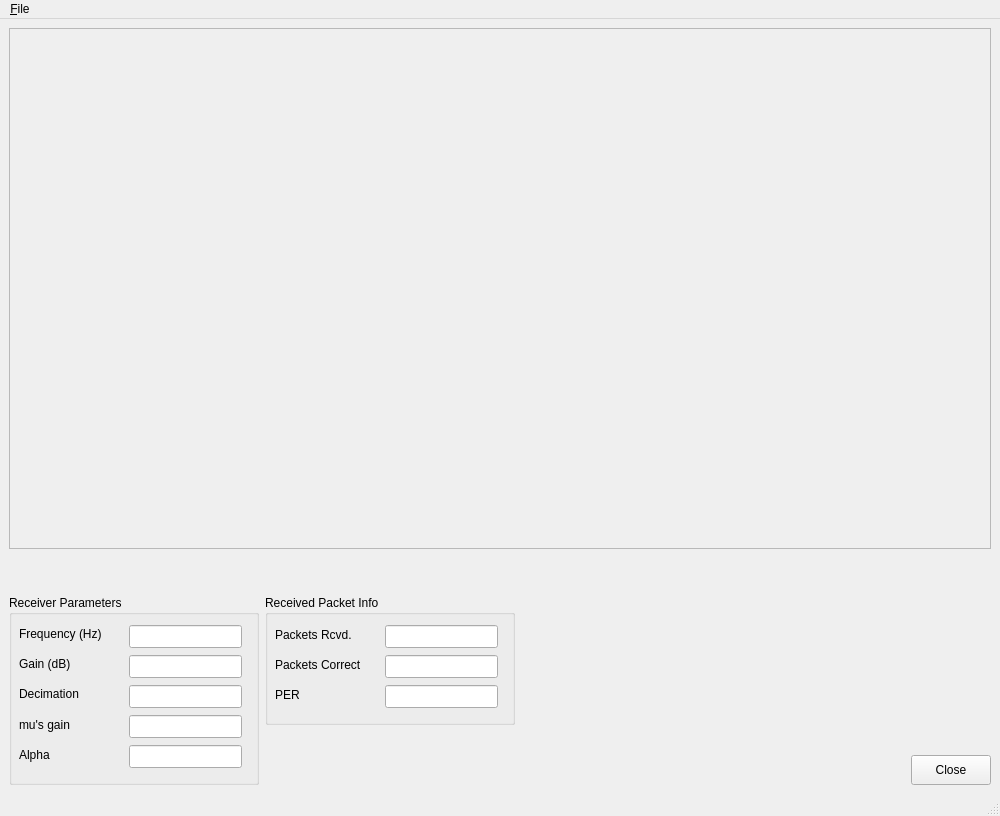
GREO/GNU-Radio, file gnuradio-examples/python/digital/qt_rx_window.ui: the form before one commit.
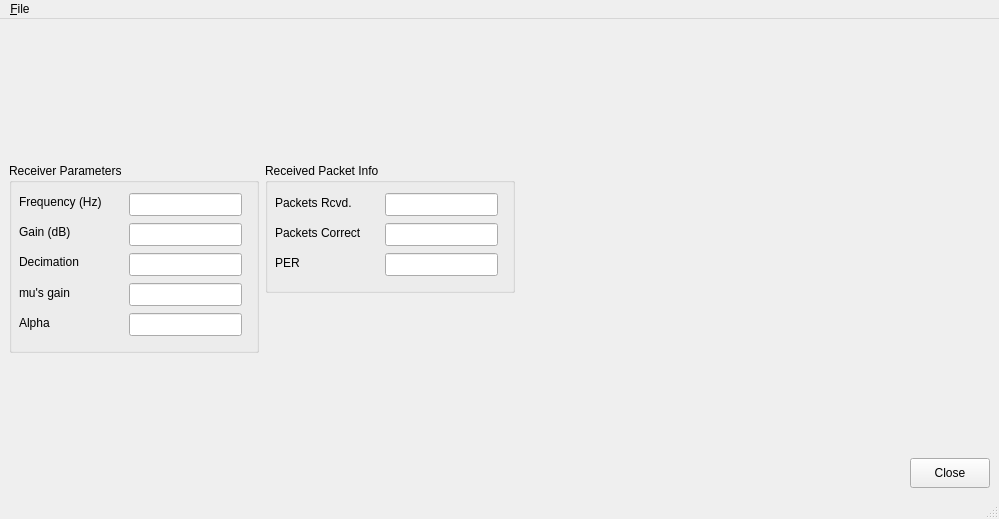
The form after the commit.

```diff
--- a/gnuradio-examples/python/digital/qt_rx_window.ui
+++ b/gnuradio-examples/python/digital/qt_rx_window.ui
@@ -1,65 +1,25 @@
 <ui version="4.0" >
  <class>DigitalWindow</class>
- <widget class="QMainWindow" name="DigitalWindow" >
-  <property name="geometry" >
+ <widget class="QMainWindow" name="DigitalWindow">
+  <property name="geometry">
    <rect>
     <x>0</x>
     <y>0</y>
-    <width>1000</width>
-    <height>816</height>
+    <width>999</width>
+    <height>519</height>
    </rect>
   </property>
   <property name="windowTitle" >
    <string>MainWindow</string>
   </property>
-  <widget class="QWidget" name="centralwidget" >
-   <layout class="QGridLayout" name="gridLayout" >
-    <item row="0" column="0" >
-     <widget class="QFrame" name="sinkFrame" >
-      <property name="sizePolicy" >
-       <sizepolicy vsizetype="Preferred" hsizetype="Preferred" >
-        <horstretch>0</horstretch>
-        <verstretch>1</verstretch>
-       </sizepolicy>
-      </property>
-      <property name="minimumSize" >
-       <size>
-        <width>800</width>
-        <height>500</height>
-       </size>
-      </property>
-      <property name="frameShape" >
-       <enum>QFrame::StyledPanel</enum>
-      </property>
-      <property name="frameShadow" >
-       <enum>QFrame::Raised</enum>
-      </property>
-      <layout class="QHBoxLayout" name="horizontalLayout_2" >
-       <item>
-        <layout class="QHBoxLayout" name="sinkLayout" />
-       </item>
-      </layout>
-     </widget>
+  <widget class="QWidget" name="centralwidget">
+   <layout class="QVBoxLayout" name="verticalLayout">
+    <item>
+     <layout class="QHBoxLayout" name="sinkLayout"/>
     </item>
-    <item row="1" column="0" >
-     <spacer name="verticalSpacer" >
-      <property name="orientation" >
-       <enum>Qt::Vertical</enum>
-      </property>
-      <property name="sizeType" >
-       <enum>QSizePolicy::Fixed</enum>
-      </property>
-      <property name="sizeHint" stdset="0" >
-       <size>
-        <width>20</width>
-        <height>40</height>
-       </size>
-      </property>
-     </spacer>
-    </item>
-    <item row="2" column="0" >
-     <layout class="QHBoxLayout" name="horizontalLayout" >
-      <property name="sizeConstraint" >
+    <item>
+     <layout class="QHBoxLayout" name="horizontalLayout">
+      <property name="sizeConstraint">
        <enum>QLayout::SetFixedSize</enum>
       </property>
       <item>
@@ -399,22 +359,22 @@
    <zorder>verticalSpacer</zorder>
    <zorder>horizontalLayoutWidget_2</zorder>
   </widget>
-  <widget class="QMenuBar" name="menubar" >
-   <property name="geometry" >
+  <widget class="QMenuBar" name="menubar">
+   <property name="geometry">
     <rect>
      <x>0</x>
      <y>0</y>
-     <width>1000</width>
-     <height>24</height>
+     <width>999</width>
+     <height>23</height>
     </rect>
    </property>
-   <widget class="QMenu" name="menuFile" >
-    <property name="title" >
+   <widget class="QMenu" name="menuFile">
+    <property name="title">
      <string>&amp;File</string>
     </property>
     <addaction name="actionExit" />
    </widget>
-   <addaction name="menuFile" />
+   <addaction name="menuFile"/>
   </widget>
   <widget class="QStatusBar" name="statusbar" />
   <action name="actionExit" >
```
Left out of the diff: 180 changed lines with no effect on the pictures.
